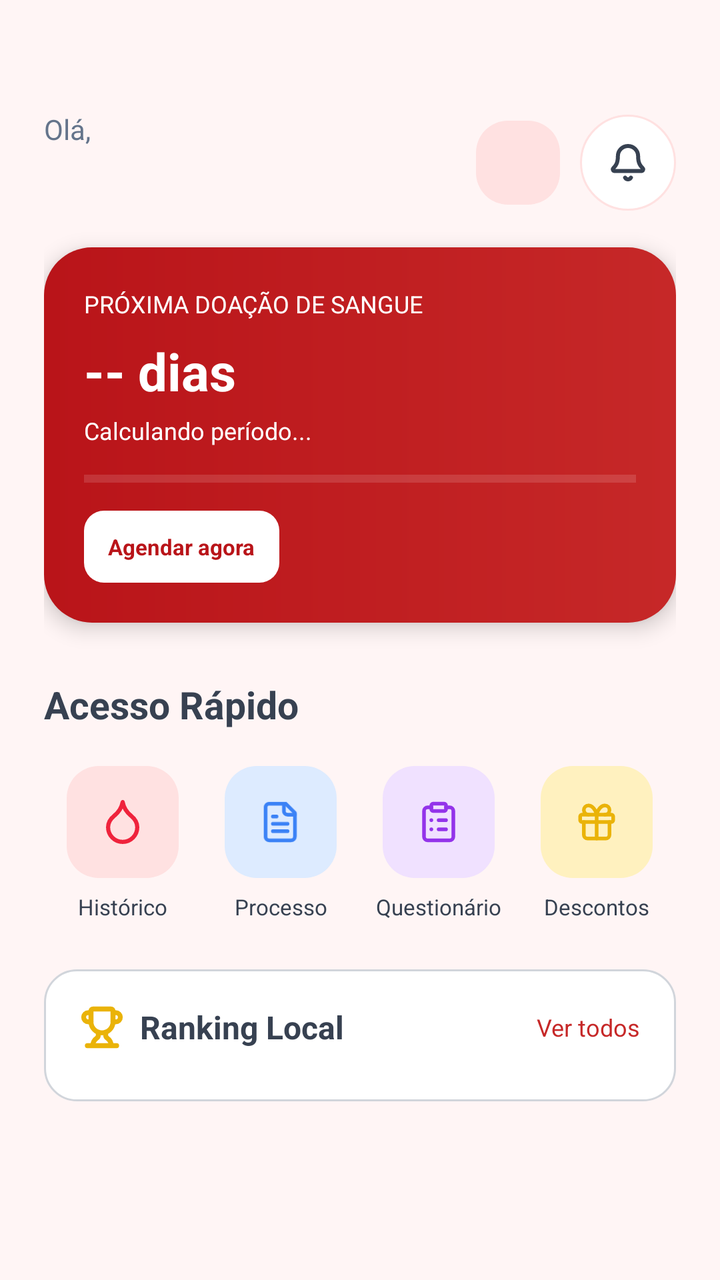
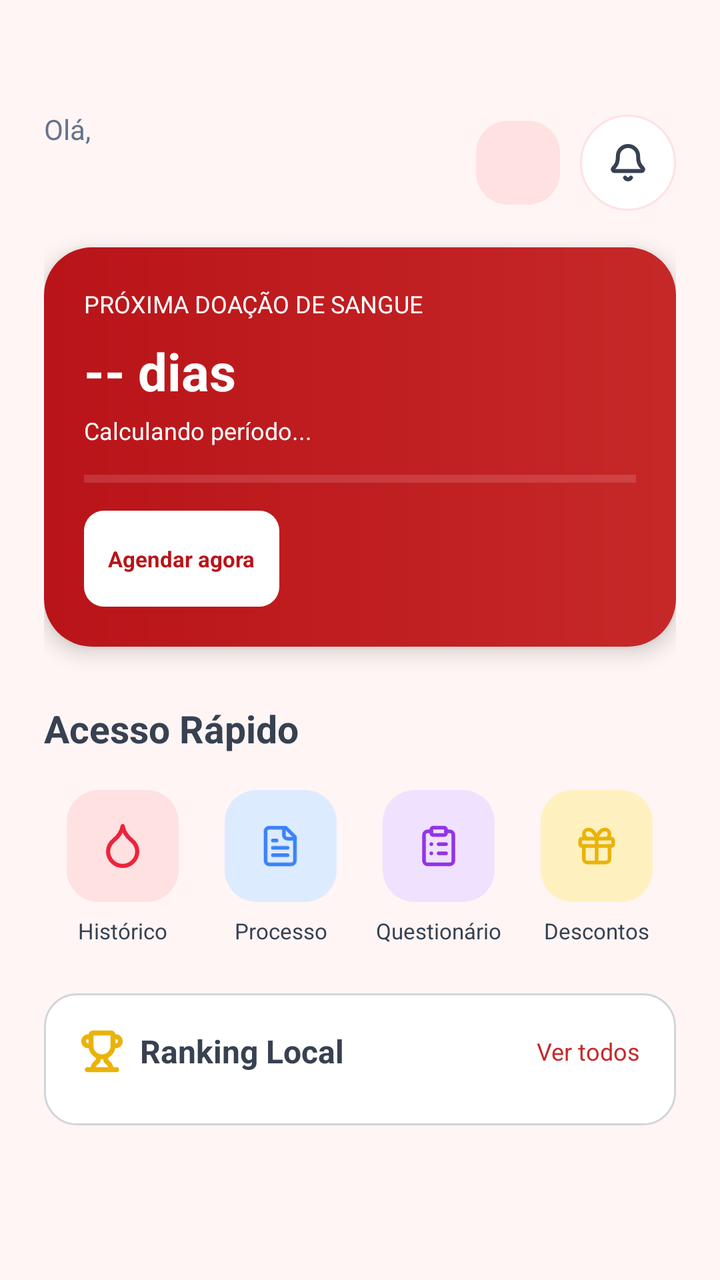

Compare the two renders of this Android layout. The source of the first and the diff that turns it into the second are given below.
<!-- AndroidManifest.xml: application theme Theme.Hemo_Conecta -->
<!-- res/layout/fragment_inicio.xml -->
<?xml version="1.0" encoding="utf-8"?>
<androidx.constraintlayout.widget.ConstraintLayout
    xmlns:android="http://schemas.android.com/apk/res/android"
    xmlns:app="http://schemas.android.com/apk/res-auto"
    android:layout_width="match_parent"
    android:layout_height="match_parent"
    android:background="@color/background">

    <ScrollView
        android:layout_width="0dp"
        android:layout_height="0dp"
        android:fillViewport="true"
        app:layout_constraintTop_toTopOf="parent"
        app:layout_constraintBottom_toBottomOf="parent"
        app:layout_constraintStart_toStartOf="parent"
        app:layout_constraintEnd_toEndOf="parent">

        <LinearLayout
            android:layout_width="match_parent"
            android:layout_height="wrap_content"
            android:orientation="vertical"
            android:paddingStart="22dp"
            android:paddingTop="55dp"
            android:paddingEnd="22dp"
            android:paddingBottom="25dp">

            
            <LinearLayout
                android:layout_width="match_parent"
                android:layout_height="wrap_content"
                android:gravity="center_vertical"
                android:orientation="horizontal">

                <LinearLayout
                    android:layout_width="0dp"
                    android:layout_height="wrap_content"
                    android:layout_weight="1"
                    android:orientation="vertical">

                    <TextView
                        android:layout_width="wrap_content"
                        android:layout_height="wrap_content"
                        android:text="@string/ola"
                        android:textColor="@color/text_secondary"
                        android:textSize="14sp" />

                    <TextView
                        android:id="@+id/nomeUsuarioInicio"
                        android:layout_width="wrap_content"
                        android:layout_height="wrap_content"
                        android:text=""
                        android:textColor="@color/text_title"
                        android:textSize="25sp"
                        android:textStyle="bold" />

                </LinearLayout>

                <TextView
                    android:id="@+id/tipoSanguineoInicio"
                    android:layout_width="42dp"
                    android:layout_height="42dp"
                    android:background="@drawable/bg_quick_red"
                    android:gravity="center"
                    android:text=""
                    android:textColor="@color/red"
                    android:textSize="14sp"
                    android:textStyle="bold" />

                <ImageButton
                    android:id="@+id/btn_notificacoes"
                    android:layout_width="48dp"
                    android:layout_height="48dp"
                    android:layout_marginStart="10dp"
                    android:background="@drawable/bg_buttom_notifications"
                    android:contentDescription="@string/notificacoes"
                    android:padding="12dp"
                    android:src="@drawable/ic_notifications"
                    app:tint="@color/text_dark" />

            </LinearLayout>


            
            <LinearLayout
                android:layout_width="match_parent"
                android:layout_height="wrap_content"
                android:layout_marginTop="16dp"
                android:background="@drawable/bg_doacao"
                android:elevation="6dp"
                android:orientation="vertical"
                android:padding="20dp">

                <TextView
                    android:layout_width="wrap_content"
                    android:layout_height="wrap_content"
                    android:text="@string/ui_proxima_doacao_de_sangue"
                    android:textColor="@color/white"
                    android:textSize="12sp" />

                <TextView
                    android:id="@+id/diasProximaDoacao"
                    android:layout_width="wrap_content"
                    android:layout_height="wrap_content"
                    android:layout_marginTop="8dp"
                    android:text="@string/ui_dias"
                    android:textColor="@color/white"
                    android:textSize="26sp"
                    android:textStyle="bold" />

                <TextView
                    android:id="@+id/textoProximaDoacao"
                    android:layout_width="match_parent"
                    android:layout_height="wrap_content"
                    android:layout_marginTop="4dp"
                    android:text="@string/ui_calculando_periodo"
                    android:textColor="@color/white"
                    android:textSize="12sp" />

                <ProgressBar
                    android:id="@+id/progressoDoacao"
                    style="?android:attr/progressBarStyleHorizontal"
                    android:layout_width="match_parent"
                    android:layout_height="8dp"
                    android:layout_marginTop="12dp"
                    android:max="90"
                    android:progress="0"
                    android:progressTint="@color/white"
                    android:progressBackgroundTint="@color/cor_80ffffff" />

                <TextView
                    android:id="@+id/btnAgendarAgora"
                    android:layout_width="wrap_content"
                    android:layout_height="36dp"
                    android:layout_marginTop="12dp"
                    android:background="@drawable/bg_agendar"
                    android:text="@string/agendar_agora"
                    android:textColor="@color/button_text"
                    android:textSize="11sp"
                    android:textStyle="bold"
                    android:gravity="center"
                    android:paddingStart="12dp"
                    android:paddingEnd="12dp"
                    android:clickable="true"
                    android:focusable="true" />

            </LinearLayout>


            
            <TextView
                android:layout_width="wrap_content"
                android:layout_height="wrap_content"
                android:layout_marginTop="28dp"
                android:text="@string/acesso_rapido"
                android:textColor="@color/text_title"
                android:textSize="19sp"
                android:textStyle="bold" />

            <LinearLayout
                android:layout_width="match_parent"
                android:layout_height="wrap_content"
                android:layout_marginTop="18dp"
                android:gravity="center"
                android:orientation="horizontal">

                
                <LinearLayout
                    android:layout_width="0dp"
                    android:layout_height="wrap_content"
                    android:layout_weight="1"
                    android:gravity="center"
                    android:orientation="vertical">

                    <ImageView
                        android:id="@+id/historico_bt"
                        android:layout_width="56dp"
                        android:layout_height="56dp"
                        android:background="@drawable/bg_quick_red"
                        android:padding="17dp"
                        android:src="@drawable/ic_blood"
                        app:tint="@color/quick_red_icon" />

                    <TextView
                        android:layout_width="wrap_content"
                        android:layout_height="wrap_content"
                        android:layout_marginTop="7dp"
                        android:text="@string/historico"
                        android:textColor="@color/text_dark"
                        android:textSize="11sp" />

                </LinearLayout>

                
                <LinearLayout
                    android:layout_width="0dp"
                    android:layout_height="wrap_content"
                    android:layout_weight="1"
                    android:gravity="center"
                    android:orientation="vertical">

                    <ImageView
                        android:id="@+id/processo_bt"
                        android:layout_width="56dp"
                        android:layout_height="56dp"
                        android:background="@drawable/bg_quick_blue"
                        android:padding="17dp"
                        android:src="@drawable/ic_document"
                        app:tint="@color/quick_blue_icon" />

                    <TextView
                        android:layout_width="wrap_content"
                        android:layout_height="wrap_content"
                        android:layout_marginTop="7dp"
                        android:text="@string/processo"
                        android:textColor="@color/text_dark"
                        android:textSize="11sp" />

                </LinearLayout>

                
                <LinearLayout
                    android:layout_width="0dp"
                    android:layout_height="wrap_content"
                    android:layout_weight="1"
                    android:gravity="center"
                    android:orientation="vertical">

                    <ImageView
                        android:id="@+id/quest_bt"
                        android:layout_width="56dp"
                        android:layout_height="56dp"
                        android:background="@drawable/bg_quick_purple"
                        android:padding="17dp"
                        android:src="@drawable/ic_clipboard"
                        app:tint="@color/quick_purple_icon" />

                    <TextView
                        android:layout_width="wrap_content"
                        android:layout_height="wrap_content"
                        android:layout_marginTop="7dp"
                        android:text="@string/questionario"
                        android:textColor="@color/text_dark"
                        android:textSize="11sp" />

                </LinearLayout>

                
                <LinearLayout
                    android:layout_width="0dp"
                    android:layout_height="wrap_content"
                    android:layout_weight="1"
                    android:gravity="center"
                    android:orientation="vertical">

                    <ImageView
                        android:id="@+id/cupons_bt"
                        android:layout_width="56dp"
                        android:layout_height="56dp"
                        android:background="@drawable/bg_quick_yellow"
                        android:padding="17dp"
                        android:src="@drawable/ic_gift"
                        app:tint="@color/quick_yellow_icon" />

                    <TextView
                        android:layout_width="wrap_content"
                        android:layout_height="wrap_content"
                        android:layout_marginTop="7dp"
                        android:text="@string/descontos"
                        android:textColor="@color/text_dark"
                        android:textSize="11sp" />

                </LinearLayout>

            </LinearLayout>

            
            <LinearLayout
                android:layout_width="match_parent"
                android:layout_height="wrap_content"
                android:layout_marginTop="24dp"
                android:background="@drawable/bg_ranking"
                android:orientation="vertical"
                android:padding="18dp">

                
                <LinearLayout
                    android:layout_width="match_parent"
                    android:layout_height="wrap_content"
                    android:gravity="center_vertical"
                    android:orientation="horizontal">

                    <ImageView
                        android:layout_width="22dp"
                        android:layout_height="22dp"
                        android:src="@drawable/ic_trophy"
                        app:tint="@color/ranking_gold" />

                    <TextView
                        android:layout_width="0dp"
                        android:layout_height="wrap_content"
                        android:layout_marginStart="8dp"
                        android:layout_weight="1"
                        android:text="@string/ranking_local"
                        android:textColor="@color/text_title"
                        android:textSize="16sp"
                        android:textStyle="bold" />

                    <TextView
                        android:layout_width="wrap_content"
                        android:layout_height="wrap_content"
                        android:text="@string/ver_todos"
                        android:textColor="@color/red"
                        android:textSize="12sp" />

                </LinearLayout>

                
                <LinearLayout
                    android:id="@+id/rankingLista"
                    android:layout_width="match_parent"
                    android:layout_height="wrap_content"
                    android:layout_marginTop="8dp"
                    android:orientation="vertical" />

            </LinearLayout>

        </LinearLayout>

    </ScrollView>

</androidx.constraintlayout.widget.ConstraintLayout>
<!-- resources referenced by this layout -->
<resources>
  <color name="background">#FFF5F5</color>
  <color name="button_text">#B91419</color>
  <color name="cor_80ffffff">#80FFFFFF</color>
  <color name="quick_blue_icon">#3B82F6</color>
  <color name="quick_purple_icon">#9333EA</color>
  <color name="quick_red_icon">#EF233C</color>
  <color name="quick_yellow_icon">#EAB308</color>
  <color name="ranking_gold">#EAB308</color>
  <color name="red">#C62828</color>
  <color name="text_dark">#374151</color>
  <color name="text_secondary">#64748B</color>
  <color name="text_title">#374151</color>
  <color name="white">#FFFFFF</color>
  <!-- drawable bg_agendar (drawable) -->
  <?xml version="1.0" encoding="utf-8"?>
  <shape xmlns:android="http://schemas.android.com/apk/res/android">
  
      <solid android:color="@color/white"/>
  
      <corners android:radius="10dp"/>
  
  </shape>
  <!-- drawable bg_doacao (drawable) -->
  <?xml version="1.0" encoding="utf-8"?>
  <shape xmlns:android="http://schemas.android.com/apk/res/android">
  
      <corners android:radius="24dp"/>
  
      <gradient
          android:angle="0"
          android:startColor="@color/red_dark"
          android:endColor="@color/red"/>
  
  </shape>
  <!-- drawable bg_quick_blue (drawable) -->
  <?xml version="1.0" encoding="utf-8"?>
  <shape xmlns:android="http://schemas.android.com/apk/res/android">
  
      <solid android:color="@color/quick_blue_background"/>
      <corners android:radius="16dp"/>
  
  </shape>
  <!-- drawable bg_quick_purple (drawable) -->
  <?xml version="1.0" encoding="utf-8"?>
  <shape xmlns:android="http://schemas.android.com/apk/res/android">
  
      <solid android:color="@color/quick_purple_background"/>
      <corners android:radius="16dp"/>
  
  </shape>
  <!-- drawable bg_quick_red (drawable) -->
  <?xml version="1.0" encoding="utf-8"?>
  <shape xmlns:android="http://schemas.android.com/apk/res/android">
  
      <solid android:color="@color/quick_red_background"/>
      <corners android:radius="16dp"/>
  
  </shape>
  <!-- drawable bg_quick_yellow (drawable) -->
  <?xml version="1.0" encoding="utf-8"?>
  <shape xmlns:android="http://schemas.android.com/apk/res/android">
  
      <solid android:color="@color/quick_yellow_background"/>
      <corners android:radius="16dp"/>
  
  </shape>
  <!-- drawable bg_ranking (drawable) -->
  <?xml version="1.0" encoding="utf-8"?>
  <shape xmlns:android="http://schemas.android.com/apk/res/android">
  
      <solid android:color="@color/white"/>
  
      <corners android:radius="16dp"/>
  
      <stroke
          android:width="1dp"
          android:color="@color/button_border"/>
  
  </shape>
  <string name="acesso_rapido">Acesso Rápido</string>
  <string name="agendar_agora">Agendar agora</string>
  <string name="descontos">Descontos</string>
  <string name="historico">Histórico</string>
  <string name="notificacoes">Notificações</string>
  <string name="ola">Olá,</string>
  <string name="processo">Processo</string>
  <string name="questionario">Questionário</string>
  <string name="ranking_local">Ranking Local</string>
  <string name="ui_calculando_periodo">"Calculando período..."</string>
  <string name="ui_dias">"-- dias"</string>
  <string name="ui_proxima_doacao_de_sangue">"PRÓXIMA DOAÇÃO DE SANGUE"</string>
  <string name="ver_todos">Ver todos</string>
  <style name="Theme.Hemo_Conecta" parent="Base.Theme.Hemo_Conecta" />
  <color name="red_light">#FFE1E1</color>
  <color name="red_dark">#B91419</color>
  <color name="quick_blue_background">#DDEBFF</color>
  <color name="quick_purple_background">#F0E1FF</color>
  <color name="quick_red_background">#FFE1E1</color>
  <color name="quick_yellow_background">#FFF1BF</color>
  <color name="button_border">#D1D5DB</color>
  <color name="cor_00000000">#00000000</color>
  <color name="ranking_third">#DC2626</color>
  <color name="cor_ffcc00">#FFCC00</color>
  <color name="text_button">#475569</color>
  <style name="Base.Theme.Hemo_Conecta" parent="Theme.Material3.DayNight.NoActionBar">
          
          
      </style>
  <!-- unchanged entries left out for length: 7 -->
</resources>

<!-- the commit's change to res/layout/fragment_inicio.xml (unified diff, before → after) -->
@@ -130,7 +130,7 @@
                 <TextView
                     android:id="@+id/btnAgendarAgora"
                     android:layout_width="wrap_content"
-                    android:layout_height="36dp"
+                    android:layout_height="48dp"
                     android:layout_marginTop="12dp"
                     android:background="@drawable/bg_agendar"
                     android:text="@string/agendar_agora"
